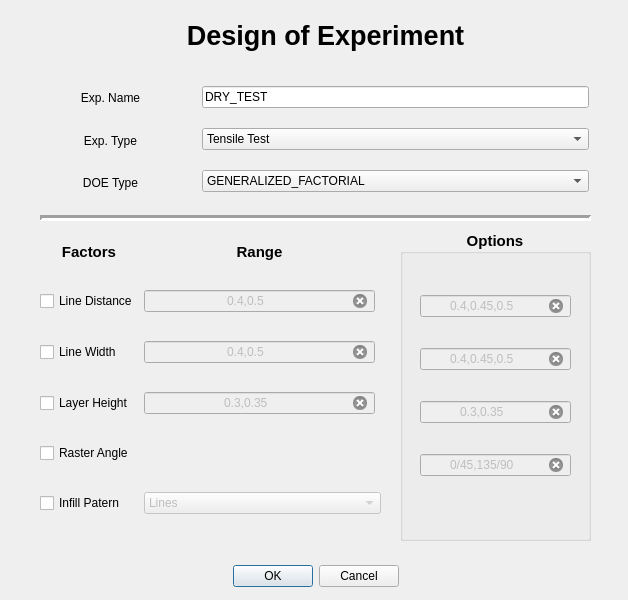
Qt form snu_idim_gui/DoE_Create.ui (SNU-IDIM/SmartLab) before a commit.
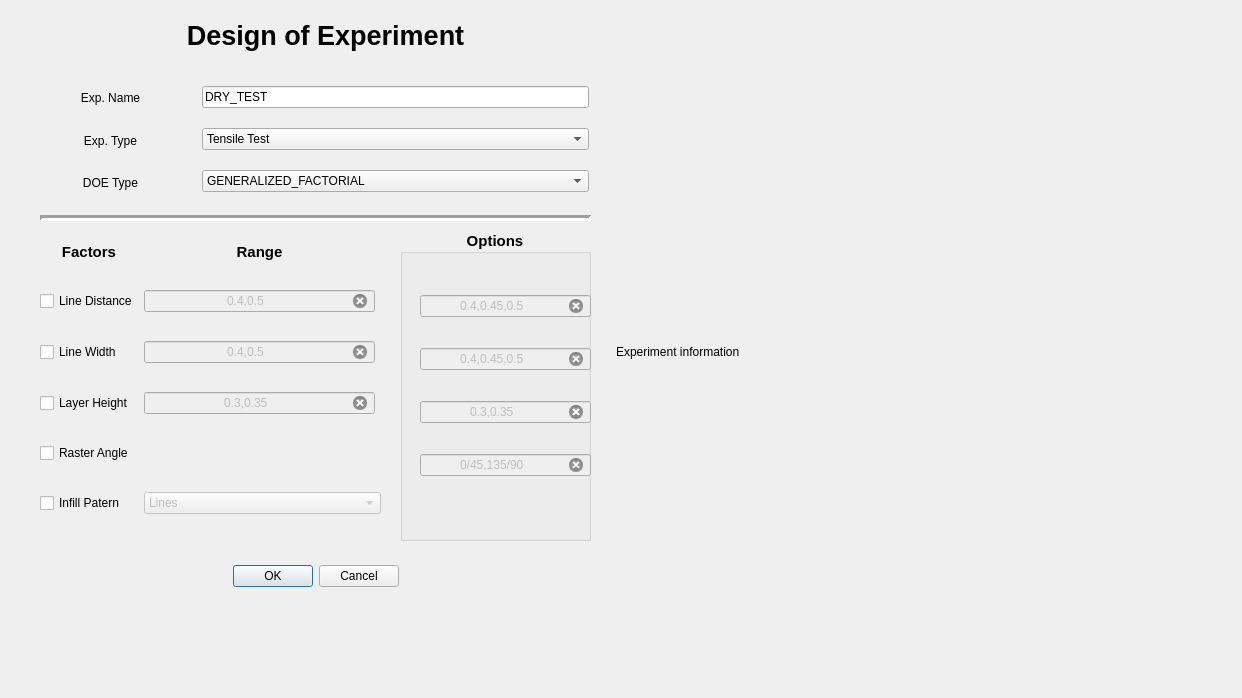
The same form after that commit.

The edit to the form file:
```diff
--- a/snu_idim_gui/DoE_Create.ui
+++ b/snu_idim_gui/DoE_Create.ui
@@ -9,8 +9,8 @@
    <rect>
     <x>0</x>
     <y>0</y>
-    <width>628</width>
-    <height>600</height>
+    <width>1242</width>
+    <height>698</height>
    </rect>
   </property>
   <property name="windowTitle">
@@ -407,7 +407,7 @@
      <rect>
       <x>20</x>
       <y>40</y>
-      <width>151</width>
+      <width>171</width>
       <height>271</height>
      </rect>
     </property>
@@ -560,6 +560,19 @@
     <enum>Qt::Horizontal</enum>
    </property>
   </widget>
+  <widget class="QLabel" name="info_image">
+   <property name="geometry">
+    <rect>
+     <x>616</x>
+     <y>-4</y>
+     <width>631</width>
+     <height>711</height>
+    </rect>
+   </property>
+   <property name="text">
+    <string>Experiment information</string>
+   </property>
+  </widget>
  </widget>
  <tabstops>
   <tabstop>txt_exp_name</tabstop>
```
